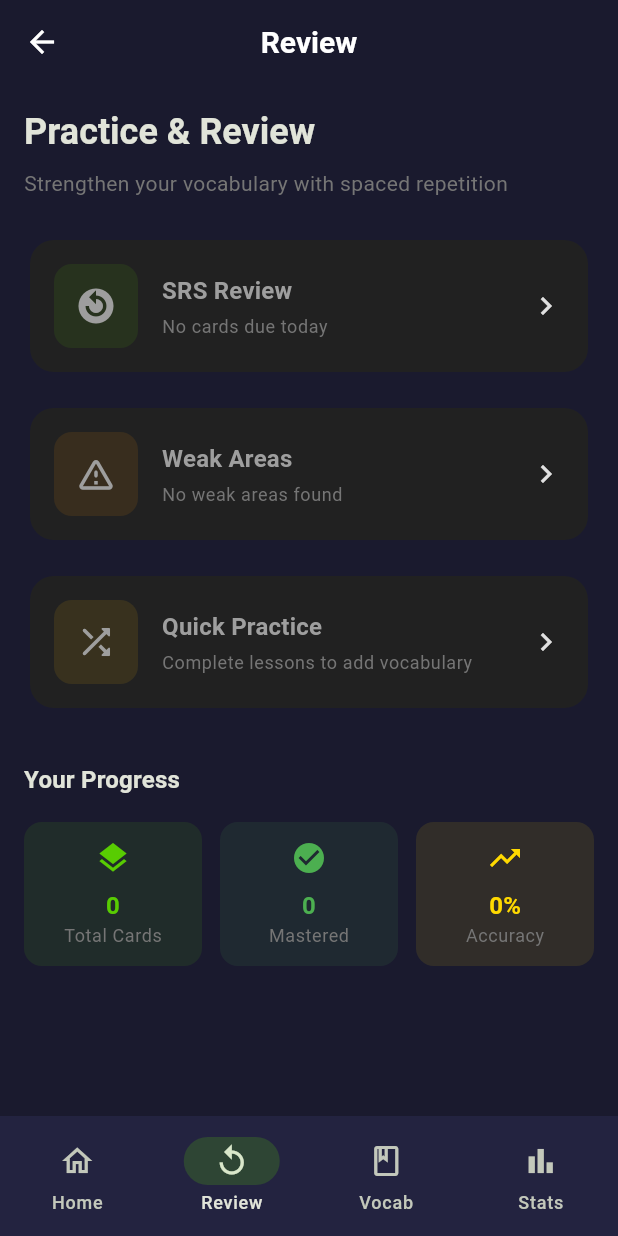
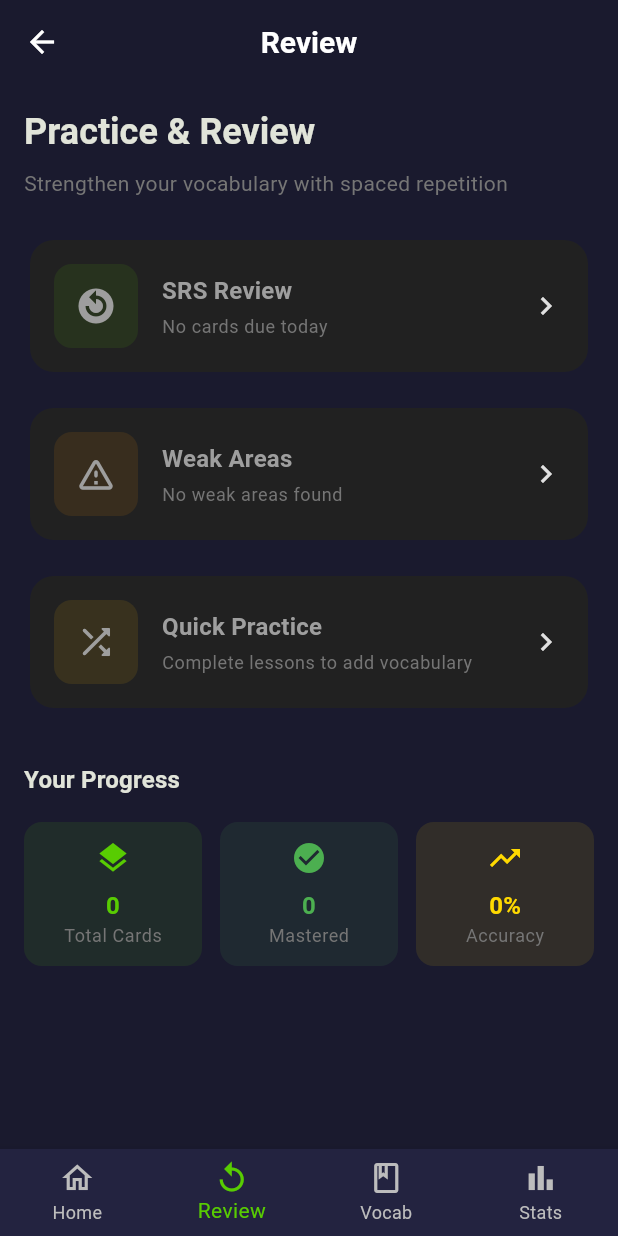
Before and after one commit to ericcurtin/GreengoLingo, a Flutter app: the MainShell screen opened directly, item 2 of the bottom bar chosen, on a phone screen of 412 x 824 dp. Run offline on Flutter 3.47's test engine with Material 3 defaults, Android fonts, the phone set to English and light mode, and no system bars; drawn by our look-alikes of flutter_animate; our stand-ins replace fl_chart, flutter_riverpod, hive_flutter, vibration; accounts and stored records are empty.

Commit message:
Replace NavigationBar with BottomNavigationBar
The navigation bar implementation was updated to use BottomNavigationBar
instead of NavigationBar. This change standardizes the navigation
component to use Flutter's primary bottom navigation widget, which
provides better consistency with platform conventions and improved
customization options.

Signed-off-by: Eric Curtin <eric.curtin@docker.com>

```diff
--- a/lib/src/screens/main_shell.dart
+++ b/lib/src/screens/main_shell.dart
@@ -29,38 +29,38 @@ class MainShell extends ConsumerWidget {
           StatisticsScreen(),
         ],
       ),
-      bottomNavigationBar: SafeArea(
-        child: NavigationBar(
-          selectedIndex: selectedIndex,
-          onDestinationSelected: (index) {
+      bottomNavigationBar: BottomNavigationBar(
+        currentIndex: selectedIndex,
+        onTap: (index) {
           ref.read(selectedNavIndexProvider.notifier).state = index;
         },
+        type: BottomNavigationBarType.fixed,
         backgroundColor: isDark ? AppColors.surfaceDark : Colors.white,
-          indicatorColor: AppColors.primaryGreen.withOpacity(0.2),
-          destinations: const [
-            NavigationDestination(
+        selectedItemColor: AppColors.primaryGreen,
+        unselectedItemColor: isDark ? Colors.grey[400] : Colors.grey[600],
+        items: const [
+          BottomNavigationBarItem(
             icon: Icon(Icons.home_outlined),
-              selectedIcon: Icon(Icons.home),
+            activeIcon: Icon(Icons.home),
             label: 'Home',
           ),
-            NavigationDestination(
+          BottomNavigationBarItem(
             icon: Icon(Icons.replay_outlined),
-              selectedIcon: Icon(Icons.replay),
+            activeIcon: Icon(Icons.replay),
             label: 'Review',
           ),
-            NavigationDestination(
+          BottomNavigationBarItem(
             icon: Icon(Icons.book_outlined),
-              selectedIcon: Icon(Icons.book),
+            activeIcon: Icon(Icons.book),
             label: 'Vocab',
           ),
-            NavigationDestination(
+          BottomNavigationBarItem(
             icon: Icon(Icons.bar_chart_outlined),
-              selectedIcon: Icon(Icons.bar_chart),
+            activeIcon: Icon(Icons.bar_chart),
             label: 'Stats',
           ),
         ],
       ),
-      ),
     );
   }
 }
```
Lines whose indentation alone changed are shown as unchanged.
